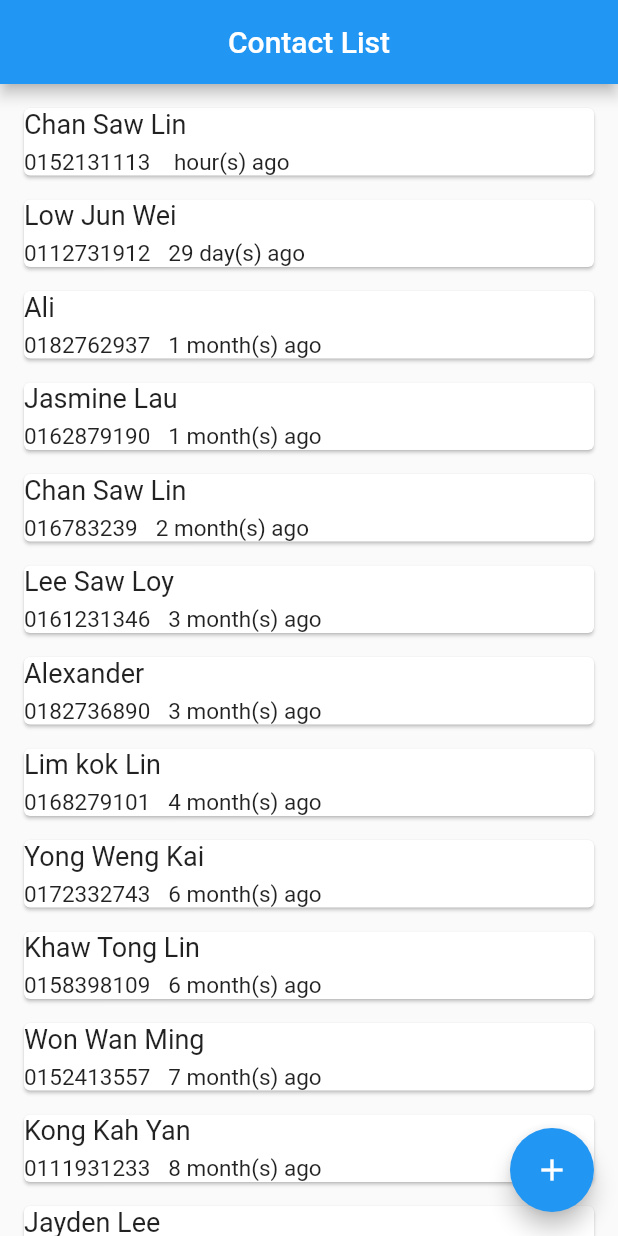
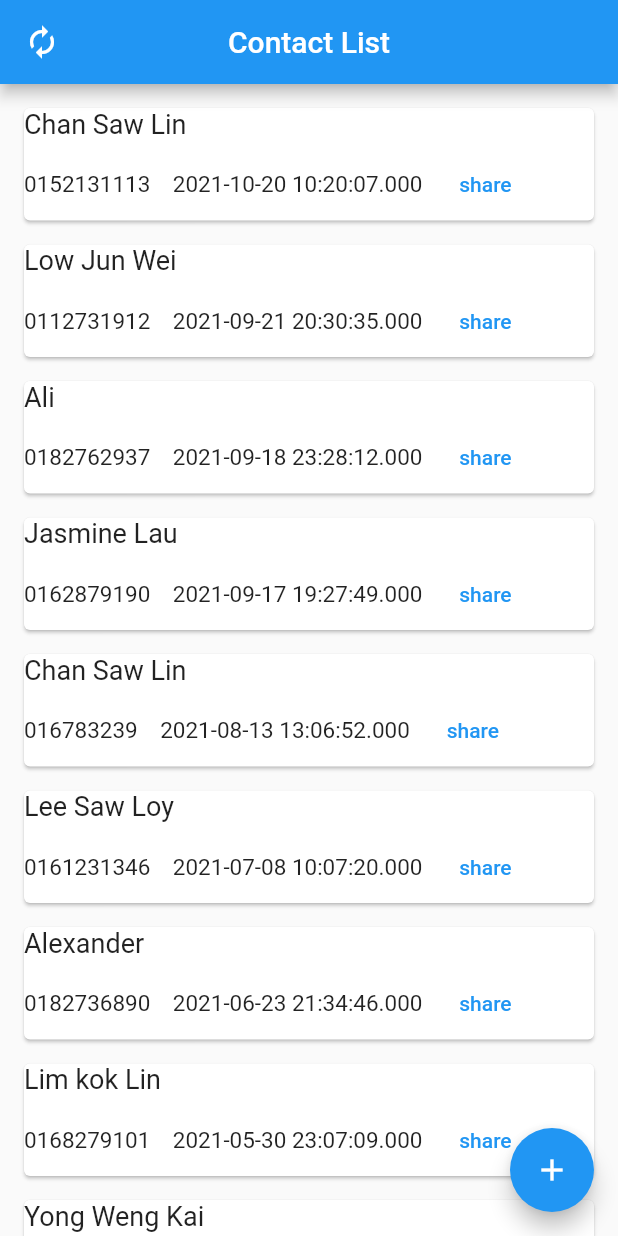
Before and after one commit to HOONG0822/mobile_assignment, a Flutter app: the screen it shows after launch, on a phone screen of 412 x 824 dp. Run offline on Flutter 3.47's test engine with Material 2 defaults, Android fonts, the phone set to English and light mode, and no system bars; our stand-ins replace fluttertoast, share, shared_preferences.

Commit message:
Mobile Assignment

```diff
--- a/lib/contact.dart
+++ b/lib/contact.dart
@@ -1,3 +1,4 @@
+import 'package:intl/intl.dart';
 class Contact{
 
   String name;
@@ -6,6 +7,12 @@ class Contact{
 
   Contact(this.name, this.number, int year, int month, int day, int hour, int minute, int second) {
     this.time = DateTime(year, month, day, hour, minute, second);
+    DateFormat df = DateFormat("yyyy-MM-dd HH:mm:ss");
+    df.format(this.time);
   }
 
+  @override
+  String toString() {
+    return 'Contact{name: $name, number: $number, time: $time}';
+  }
 }
--- a/lib/contact_list.dart
+++ b/lib/contact_card.dart
@@ -1,10 +1,12 @@
 import 'package:flutter/material.dart';
 import 'contact.dart';
+import 'package:share/share.dart';
 
-class ContactList extends StatelessWidget {
+class ContactCard extends StatelessWidget {
 
   Contact contact;
-  ContactList(this.contact);
+  static bool timeFormat = true;
+  ContactCard(this.contact);
 
   //this function is used to show "1 hour(s) ago" etc.
   String getTextDisplay() {
@@ -34,7 +36,6 @@ class ContactList extends StatelessWidget {
           numberDisplay += 1;
         }
       }else{
-        print("hour called");
         numberDisplay = hourDifference;
         unitDisplay = " hour(s) ago";
         if(minuteDifference < 0){
@@ -86,7 +87,13 @@ class ContactList extends StatelessWidget {
     return textDisplay;
   }
 
-  Widget buildCard(){
+  Widget buildCard(BuildContext context){
+    String timeDisplayStyle;
+    if(timeFormat){
+      timeDisplayStyle = contact.time.toString();
+    }else{
+      timeDisplayStyle = getTextDisplay();
+    }
     return Card(
         margin: EdgeInsets.fromLTRB(16, 16, 16, 0),
         child: Column(
@@ -107,22 +114,37 @@ class ContactList extends StatelessWidget {
                           fontSize: 15
                       )
                   ),
-                  SizedBox(width: 12),
+                  SizedBox(width: 15),
                   Text(
-                      getTextDisplay(),
+                      timeDisplayStyle,
                       style:TextStyle(
                           fontSize: 15
                       )
-                  )
+                  ),
+                  SizedBox(width:10),
+                  TextButton(
+                      onPressed:contact.toString().isEmpty
+                          ? null
+                          : () => onShareData(context),
+                      child: Text('share'))
                 ]
             )
           ],
-        )
+        ),
     );
+  }
+
+  onShareData(BuildContext context) async {
+    final RenderBox box = context.findRenderObject() as RenderBox;
+    {
+      await Share.share(contact.toString(),
+          sharePositionOrigin: box.localToGlobal(Offset.zero) & box.size);
+    }
   }
 
   @override
   Widget build(BuildContext context) {
-      return buildCard();
-    }
+    return buildCard(context);
   }
+
+}
--- a/lib/main.dart
+++ b/lib/main.dart
@@ -2,8 +2,9 @@ import 'package:flutter/material.dart';
 import 'package:fluttertoast/fluttertoast.dart';
 import 'contact.dart';
 import 'dart:math';
-import 'contact_list.dart';
+import 'contact_card.dart';
 import 'add_contact.dart';
+import 'package:shared_preferences/shared_preferences.dart';
 
 void main() => runApp(MaterialApp(
   home: MyApp(),
@@ -55,11 +56,25 @@ void main() => runApp(MaterialApp(
    _MyAppState createState() => _MyAppState();
 
  }
+
  class _MyAppState extends State<MyApp> {
 
    List<Contact> contacts = MyApp.contacts;
    List<Contact> displayingContacts = MyApp.displayingContacts;
    ScrollController controller = ScrollController();
+   final key = 'my_bool_key';
+
+   _save() async {
+     final prefs = await SharedPreferences.getInstance();
+     final value = ContactCard.timeFormat;
+     prefs.setBool(key, value);
+   }
+
+   _read() async {
+     final prefs = await SharedPreferences.getInstance();
+     ContactCard.timeFormat = prefs.getBool(key)!;
+     print("test");
+   }
 
    void showToast(String message) {
      Fluttertoast.showToast(
@@ -70,6 +85,18 @@ void main() => runApp(MaterialApp(
          backgroundColor: Colors.white,
          textColor: Colors.black,
          fontSize: 16.0);
+   }
+
+   void changeTimeFormat(){
+     if(ContactCard.timeFormat){
+       ContactCard.timeFormat = false;
+     }else{
+       ContactCard.timeFormat = true;
+     }
+     _save();
+     setState(() {
+       build(context);
+     });
    }
 
    Future loadList() async {
@@ -100,10 +127,9 @@ void main() => runApp(MaterialApp(
      }
    }
 
-
    @override
    Widget build(BuildContext context) {
-     print(DateTime.now());
+     _read();
      displayingContacts.sort((a, b) => b.time.compareTo(a.time));
      if (displayingContacts.isEmpty) {
        Center(child: CircularProgressIndicator());
@@ -112,6 +138,12 @@ void main() => runApp(MaterialApp(
        appBar: AppBar(
          title: Text('Contact List'),
          centerTitle: true,
+         leading: GestureDetector(
+           onTap: changeTimeFormat,
+           child: Icon(
+             Icons.autorenew,  // add custom icons also
+           ),
+         ),
        ),
        body: RefreshIndicator(onRefresh: loadList,
            child:
@@ -121,23 +153,19 @@ void main() => runApp(MaterialApp(
                itemBuilder: (context, index) {
                  return Column(
                      children: displayingContacts.map((contact) =>
-                         ContactList(contact)).toList()
+                         ContactCard(contact)).toList()
                  );
                }
            )
        ),
        floatingActionButton: FloatingActionButton(
          onPressed: () {
-           Navigator.pushReplacement(context, MaterialPageRoute<void>(
-             builder: (BuildContext context) => const AddContact(),
-           ),
-           );
+           Navigator.pushNamed(context, "add contact");
          },
          child: Icon(Icons.add),
        ),
      );
    }
-
 
    @override
    void initState() {
--- a/pubspec.yaml
+++ b/pubspec.yaml
@@ -29,7 +29,10 @@ environment:
 dependencies:
   flutter:
     sdk: flutter
-  fluttertoast: ^7.1.1
+  fluttertoast: ^8.0.8
+  intl: ^0.17.0
+  share: ^2.0.4
+  shared_preferences: ^2.0.8
 
 
   # The following adds the Cupertino Icons font to your application.
```
Also changed, not shown: pubspec.lock, 1 other file.
